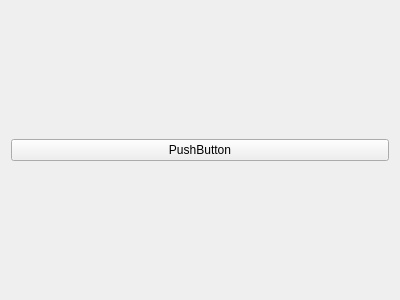
First picture: the form in readFile.ui, repository goodvin360/pivn_app, before the edit.
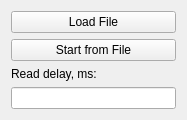
Second picture: the form after the edit.

Commit message: 13.12.2024 work 2 -read delay new additional window is finished

Patch:
```diff
--- a/readFile.ui
+++ b/readFile.ui
@@ -6,8 +6,8 @@
    <rect>
     <x>0</x>
     <y>0</y>
-    <width>400</width>
-    <height>300</height>
+    <width>187</width>
+    <height>118</height>
    </rect>
   </property>
   <property name="windowTitle">
@@ -15,9 +15,30 @@
   </property>
   <layout class="QGridLayout" name="gridLayout">
    <item row="0" column="0">
+    <widget class="QPushButton" name="pushButton_2">
+     <property name="text">
+      <string>Load File</string>
+     </property>
+    </widget>
+   </item>
+   <item row="1" column="0">
     <widget class="QPushButton" name="pushButton">
      <property name="text">
-      <string>PushButton</string>
+      <string>Start from File</string>
+     </property>
+    </widget>
+   </item>
+   <item row="2" column="0">
+    <widget class="QLabel" name="label">
+     <property name="text">
+      <string>Read delay, ms:</string>
+     </property>
+    </widget>
+   </item>
+   <item row="3" column="0">
+    <widget class="QLineEdit" name="lineEdit">
+     <property name="alignment">
+      <set>Qt::AlignRight|Qt::AlignTrailing|Qt::AlignVCenter</set>
      </property>
     </widget>
    </item>
```
Left out of the diff: 46 changed lines with no effect on the pictures. The commit also changes 3 other files.
